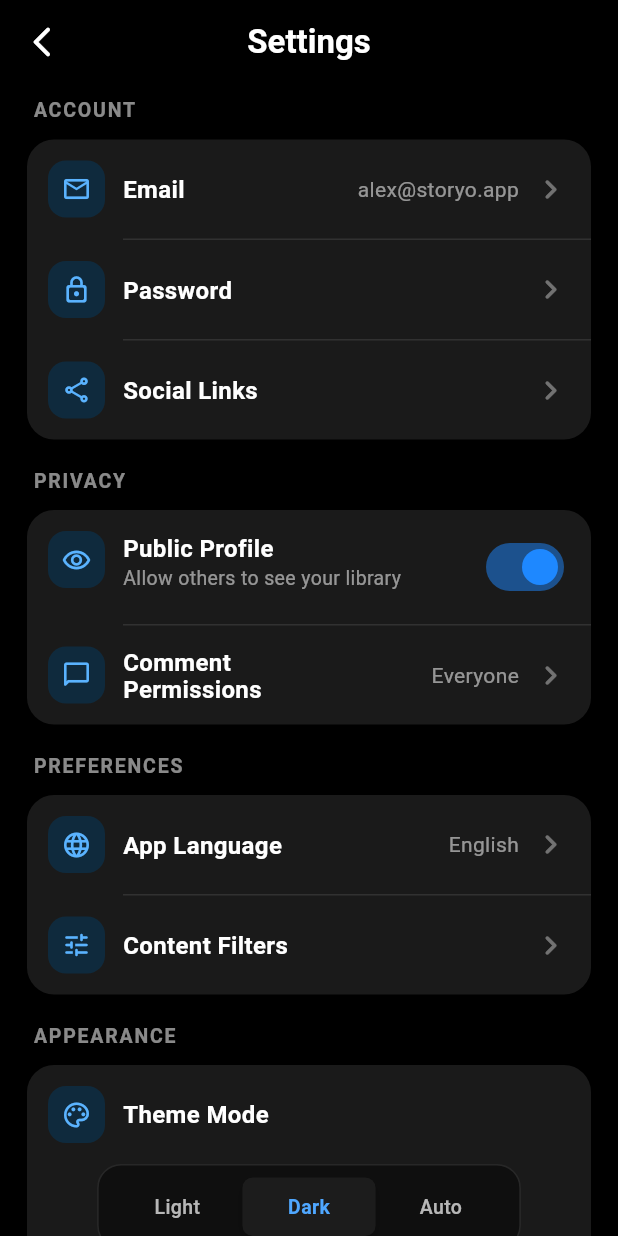
After one commit to Pakhrin007/Storyo, a Flutter app: the SettingsScreen screen opened by its route, after a tap on "Email", on a phone screen of 412 x 824 dp. The commit adds this screen. Run offline on Flutter 3.47's test engine with Material 3 defaults, Android fonts, the phone set to English and light mode, and no system bars; our stand-ins replace velocity_x.

Commit message:
Add settings screen with route integration

```diff
--- a/lib/core/routes.dart
+++ b/lib/core/routes.dart
@@ -9,4 +9,6 @@ class MyRoutes{
   static String onBoardingScreenSuccess='/OnBoardingScreenSuccess';
 
   static String homePage="/HomePage";
+
+  static const settingsScreen = "/SettingsScreen";
 }
--- a/lib/main.dart
+++ b/lib/main.dart
@@ -6,6 +6,7 @@ import 'package:storyo/screens/dashBoard/homePage.dart';
 import 'package:storyo/screens/on_boarding_screen/onBoardingScreen.dart';
 import 'package:storyo/screens/on_boarding_screen/onBoardingScreenSuccess.dart';
 import 'package:storyo/screens/on_boarding_screen/splash_screen.dart';
+import 'package:storyo/screens/settings/settings_screen.dart';
 
 void main() {
   runApp(const MyApp());
@@ -26,6 +27,7 @@ class MyApp extends StatelessWidget {
         MyRoutes.homePage:(context)=>Homepage(),
         MyRoutes.onBoardingScreen:(context)=>Onboardingscreen(),
         MyRoutes.onBoardingScreenSuccess:(context)=>Onboardingscreensuccess(),
+        MyRoutes.settingsScreen: (context) => const SettingsScreen(),
       },
 
     );
--- a/lib/screens/auth/register_screen.dart
+++ b/lib/screens/auth/register_screen.dart
@@ -1,6 +1,5 @@
 import 'package:flutter/material.dart';
 import 'package:storyo/core/colors.dart';
-import 'package:storyo/core/routes.dart';
 import 'package:velocity_x/velocity_x.dart';
 
 class RegisterScreen extends StatefulWidget {
--- /dev/null
+++ b/lib/screens/settings/settings_screen.dart
@@ -0,0 +1,394 @@
+import 'package:flutter/cupertino.dart';
+import 'package:flutter/material.dart';
+
+class SettingsScreen extends StatefulWidget {
+  const SettingsScreen({super.key});
+
+  static const routeName = '/settings';
+
+  @override
+  State<SettingsScreen> createState() => _SettingsScreenState();
+}
+
+enum ThemeModeOption { light, dark, auto }
+
+class _SettingsScreenState extends State<SettingsScreen> {
+  bool _publicProfile = true;
+  ThemeModeOption _themeMode = ThemeModeOption.dark;
+
+  @override
+  Widget build(BuildContext context) {
+    return Scaffold(
+      backgroundColor: Colors.black,
+      appBar: AppBar(
+        backgroundColor: Colors.black,
+        elevation: 0,
+        leading: IconButton(
+          icon: const Icon(Icons.arrow_back_ios_new_rounded, color: Colors.white),
+          onPressed: () => Navigator.of(context).maybePop(),
+        ),
+        centerTitle: true,
+        title: const Text(
+          'Settings',
+          style: TextStyle(color: Colors.white, fontWeight: FontWeight.w600),
+        ),
+      ),
+      body: ListView(
+        padding: const EdgeInsets.fromLTRB(18, 8, 18, 18),
+        children: [
+          const _SectionHeader('ACCOUNT'),
+          _SettingsCard(
+            children: [
+              _SettingsRow(
+                icon: Icons.email_outlined,
+                title: 'Email',
+                trailingText: 'alex@storyo.app',
+                onTap: () {
+                  // TODO: Navigate to Email screen
+                },
+              ),
+              const _CardDivider(),
+              _SettingsRow(
+                icon: Icons.lock_outline_rounded,
+                title: 'Password',
+                onTap: () {
+                  // TODO: Navigate to Password screen
+                },
+              ),
+              const _CardDivider(),
+              _SettingsRow(
+                icon: Icons.share_outlined,
+                title: 'Social Links',
+                onTap: () {
+                  // TODO: Navigate to Social Links screen
+                },
+              ),
+            ],
+          ),
+
+          const SizedBox(height: 18),
+          const _SectionHeader('PRIVACY'),
+          _SettingsCard(
+            children: [
+              _SettingsRow(
+                icon: Icons.remove_red_eye_outlined,
+                title: 'Public Profile',
+                subtitle: 'Allow others to see your library',
+                trailing: Switch.adaptive(
+                  value: _publicProfile,
+                  onChanged: (v) => setState(() => _publicProfile = v),
+                  activeColor: const Color(0xFF1E88FF),
+                ),
+                onTap: () => setState(() => _publicProfile = !_publicProfile),
+              ),
+              const _CardDivider(),
+              _SettingsRow(
+                icon: Icons.chat_bubble_outline_rounded,
+                title: 'Comment\nPermissions',
+                trailingText: 'Everyone',
+                onTap: () {
+                  // TODO: Navigate to Comment Permissions screen
+                },
+              ),
+            ],
+          ),
+
+          const SizedBox(height: 18),
+          const _SectionHeader('PREFERENCES'),
+          _SettingsCard(
+            children: [
+              _SettingsRow(
+                icon: Icons.language_rounded,
+                title: 'App Language',
+                trailingText: 'English',
+                onTap: () {
+                  // TODO: Navigate to Language screen
+                },
+              ),
+              const _CardDivider(),
+              _SettingsRow(
+                icon: Icons.tune_rounded,
+                title: 'Content Filters',
+                onTap: () {
+                  // TODO: Navigate to Content Filters screen
+                },
+              ),
+            ],
+          ),
+
+          const SizedBox(height: 18),
+          const _SectionHeader('APPEARANCE'),
+          _SettingsCard(
+            children: [
+              Padding(
+                padding: const EdgeInsets.symmetric(horizontal: 14, vertical: 14),
+                child: Row(
+                  crossAxisAlignment: CrossAxisAlignment.center,
+                  children: [
+                    _IconBubble(icon: Icons.palette_outlined),
+                    const SizedBox(width: 12),
+                    const Expanded(
+                      child: Text(
+                        'Theme Mode',
+                        style: TextStyle(
+                          color: Colors.white,
+                          fontSize: 16,
+                          fontWeight: FontWeight.w600,
+                        ),
+                      ),
+                    ),
+                  ],
+                ),
+              ),
+              Padding(
+                padding: const EdgeInsets.fromLTRB(14, 0, 14, 14),
+                child: _ThemeSegmented(
+                  value: _themeMode,
+                  onChanged: (v) => setState(() => _themeMode = v),
+                ),
+              ),
+            ],
+          ),
+
+          const SizedBox(height: 18),
+          _LogoutButton(
+            onPressed: () {
+              // TODO: Add logout logic
+            },
+          ),
+
+          const SizedBox(height: 18),
+          const Center(
+            child: Text(
+              'Storyo version 2.4.1(892)',
+              style: TextStyle(color: Colors.white54, fontSize: 12),
+            ),
+          ),
+        ],
+      ),
+    );
+  }
+}
+
+/* -------------------- UI Components -------------------- */
+
+class _SectionHeader extends StatelessWidget {
+  final String text;
+  const _SectionHeader(this.text);
+
+  @override
+  Widget build(BuildContext context) {
+    return Padding(
+      padding: const EdgeInsets.only(left: 4, bottom: 10),
+      child: Text(
+        text,
+        style: const TextStyle(
+          color: Colors.white54,
+          fontSize: 13,
+          fontWeight: FontWeight.w700,
+          letterSpacing: 1.2,
+        ),
+      ),
+    );
+  }
+}
+
+class _SettingsCard extends StatelessWidget {
+  final List<Widget> children;
+  const _SettingsCard({required this.children});
+
+  @override
+  Widget build(BuildContext context) {
+    return Container(
+      decoration: BoxDecoration(
+        color: const Color(0xFF1A1A1A),
+        borderRadius: BorderRadius.circular(18),
+      ),
+      child: ClipRRect(
+        borderRadius: BorderRadius.circular(18),
+        child: Column(children: children),
+      ),
+    );
+  }
+}
+
+class _CardDivider extends StatelessWidget {
+  const _CardDivider();
+
+  @override
+  Widget build(BuildContext context) {
+    return Container(
+      height: 1,
+      margin: const EdgeInsets.only(left: 64),
+      color: Colors.white10,
+    );
+  }
+}
+
+class _SettingsRow extends StatelessWidget {
+  final IconData icon;
+  final String title;
+  final String? subtitle;
+  final String? trailingText;
+  final Widget? trailing;
+  final VoidCallback? onTap;
+
+  const _SettingsRow({
+    required this.icon,
+    required this.title,
+    this.subtitle,
+    this.trailingText,
+    this.trailing,
+    this.onTap,
+  });
+
+  @override
+  Widget build(BuildContext context) {
+    final hasSubtitle = subtitle != null && subtitle!.trim().isNotEmpty;
+
+    return InkWell(
+      onTap: onTap,
+      child: Padding(
+        padding: const EdgeInsets.symmetric(horizontal: 14, vertical: 14),
+        child: Row(
+          crossAxisAlignment: hasSubtitle ? CrossAxisAlignment.start : CrossAxisAlignment.center,
+          children: [
+            _IconBubble(icon: icon),
+            const SizedBox(width: 12),
+            Expanded(
+              child: Padding(
+                padding: EdgeInsets.only(top: hasSubtitle ? 2 : 0),
+                child: Column(
+                  crossAxisAlignment: CrossAxisAlignment.start,
+                  children: [
+                    Text(
+                      title,
+                      style: const TextStyle(
+                        color: Colors.white,
+                        fontSize: 16,
+                        fontWeight: FontWeight.w600,
+                        height: 1.15,
+                      ),
+                    ),
+                    if (hasSubtitle) ...[
+                      const SizedBox(height: 4),
+                      Text(
+                        subtitle!,
+                        style: const TextStyle(
+                          color: Colors.white54,
+                          fontSize: 13,
+                          height: 1.2,
+                        ),
+                      ),
+                    ],
+                  ],
+                ),
+              ),
+            ),
+            if (trailing != null) trailing!,
+            if (trailing == null) ...[
+              if (trailingText != null)
+                Padding(
+                  padding: const EdgeInsets.only(right: 8),
+                  child: Text(
+                    trailingText!,
+                    style: const TextStyle(color: Colors.white54, fontSize: 14),
+                  ),
+                ),
+              const Icon(Icons.chevron_right_rounded, color: Colors.white38, size: 26),
+            ]
+          ],
+        ),
+      ),
+    );
+  }
+}
+
+class _IconBubble extends StatelessWidget {
+  final IconData icon;
+  const _IconBubble({required this.icon});
+
+  @override
+  Widget build(BuildContext context) {
+    return Container(
+      width: 38,
+      height: 38,
+      decoration: BoxDecoration(
+        color: const Color(0xFF0F2A3D),
+        borderRadius: BorderRadius.circular(12),
+      ),
+      child: Icon(icon, color: const Color(0xFF5AB3FF), size: 20),
+    );
+  }
+}
+
+class _ThemeSegmented extends StatelessWidget {
+  final ThemeModeOption value;
+  final ValueChanged<ThemeModeOption> onChanged;
+
+  const _ThemeSegmented({required this.value, required this.onChanged});
+
+  @override
+  Widget build(BuildContext context) {
+    return Container(
+      padding: const EdgeInsets.all(6),
+      decoration: BoxDecoration(
+        color: const Color(0xFF0F0F0F),
+        borderRadius: BorderRadius.circular(16),
+        border: Border.all(color: Colors.white10),
+      ),
+      child: CupertinoSlidingSegmentedControl<ThemeModeOption>(
+        groupValue: value,
+        thumbColor: const Color(0xFF1C1C1C),
+        backgroundColor: Colors.transparent,
+        onValueChanged: (v) {
+          if (v != null) onChanged(v);
+        },
+        children: const {
+          ThemeModeOption.light: Padding(
+            padding: EdgeInsets.symmetric(horizontal: 18, vertical: 10),
+            child: Text('Light', style: TextStyle(color: Colors.white70)),
+          ),
+          ThemeModeOption.dark: Padding(
+            padding: EdgeInsets.symmetric(horizontal: 18, vertical: 10),
+            child: Text('Dark', style: TextStyle(color: Color(0xFF4FA7FF), fontWeight: FontWeight.w700)),
+          ),
+          ThemeModeOption.auto: Padding(
+            padding: EdgeInsets.symmetric(horizontal: 18, vertical: 10),
+            child: Text('Auto', style: TextStyle(color: Colors.white70)),
+          ),
+        },
+      ),
+    );
+  }
+}
+
+class _LogoutButton extends StatelessWidget {
+  final VoidCallback onPressed;
+  const _LogoutButton({required this.onPressed});
+
+  @override
+  Widget build(BuildContext context) {
+    return Container(
+      decoration: BoxDecoration(
+        color: const Color(0xFF1A1A1A),
+        borderRadius: BorderRadius.circular(18),
+      ),
+      child: TextButton(
+        onPressed: onPressed,
+        style: TextButton.styleFrom(
+          padding: const EdgeInsets.symmetric(vertical: 18),
+          shape: RoundedRectangleBorder(borderRadius: BorderRadius.circular(18)),
+        ),
+        child: const Text(
+          'Log Out',
+          style: TextStyle(
+            color: Color(0xFFFF3B30),
+            fontSize: 16,
+            fontWeight: FontWeight.w700,
+          ),
+        ),
+      ),
+    );
+  }
+}
```
